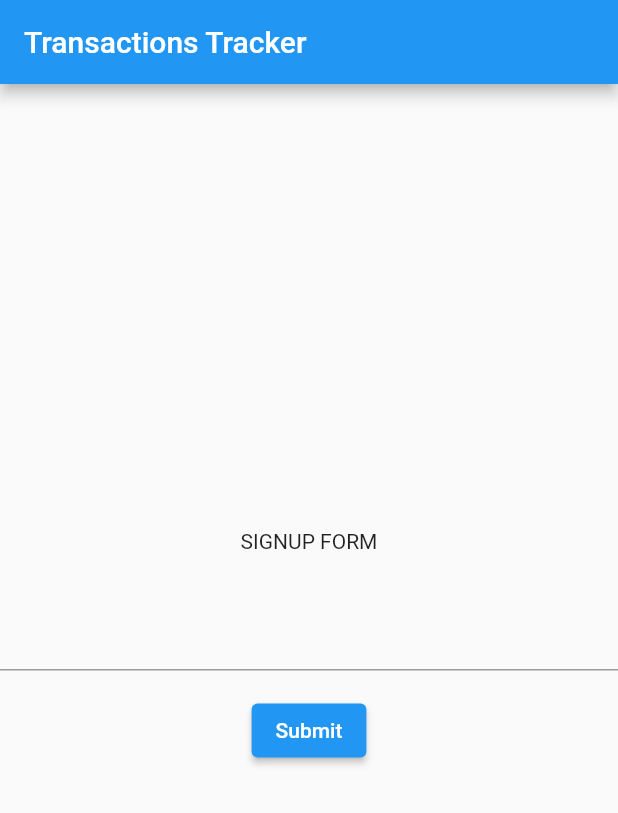
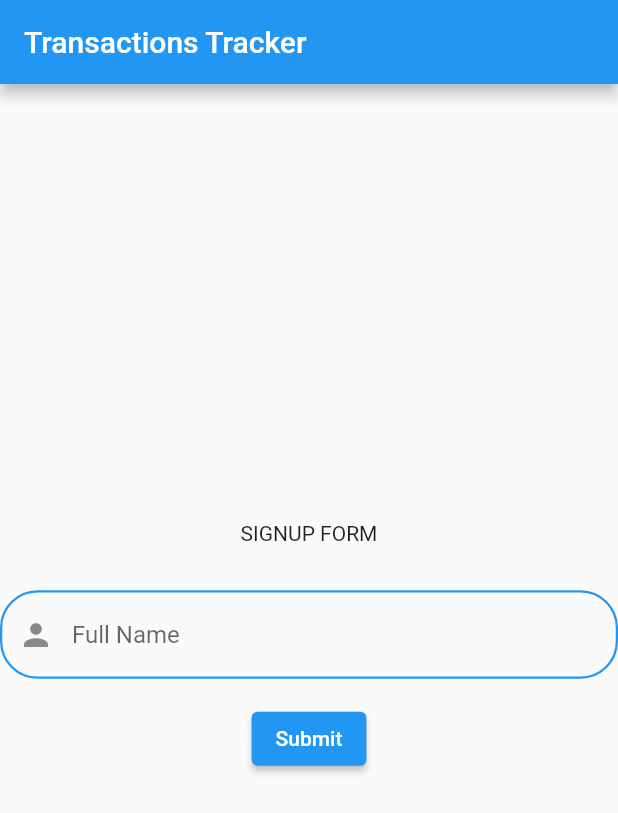
Before and after one commit to Petar81/Track-Bank-Expenses, a Flutter app: the screen it shows after launch, on a phone screen of 412 x 824 dp. Shown: the top 813 px of the screen. Run offline on Flutter 3.47's test engine with Material 2 defaults, Android fonts, the phone set to English and light mode, and no system bars; our stand-ins replace charts_flutter, firebase_auth, firebase_core, firebase_database, fl_chart, pie_chart; accounts and stored records are empty.

Commit message:
apply decoration to first TextFormField

```diff
--- a/lib/screens/user_auth.dart
+++ b/lib/screens/user_auth.dart
@@ -31,6 +31,8 @@ class _UserAuthState extends State<UserAuth> {
                       child: Text("SIGNUP FORM"),
                     ),
                     TextFormField(
+                      decoration:
+                          buildInputDecoration(Icons.person, "Full Name"),
                       // The validator receives the text that the user has entered.
                       validator: (value) {
                         if (value == null || value.isEmpty) {
```
